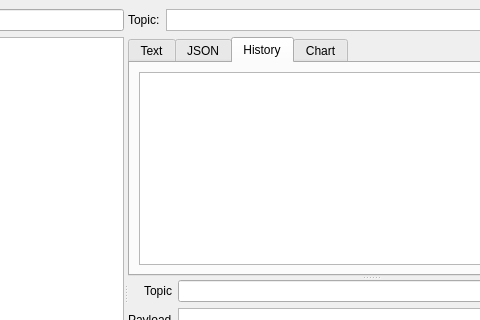
The window that ui/mainwindow.ui (mwdmwd/mqtt-navigator) describes before a commit, drawn with Qt 5; both pictures show x 208 to 688 and y 0 to 320 of the 830 by 585 pixel window.
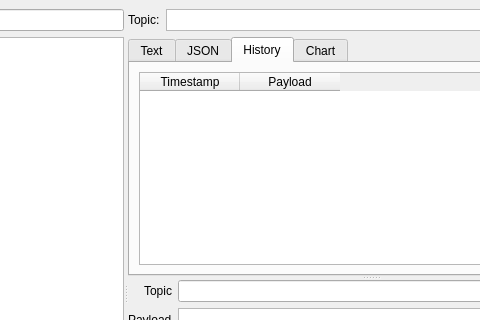
The same window after the commit. The open tabs and pages were chosen to show the change.

Commit message: Label columns in history table

Patch:
```diff
--- a/ui/mainwindow.ui
+++ b/ui/mainwindow.ui
@@ -120,7 +120,21 @@
             </attribute>
             <layout class="QVBoxLayout" name="verticalLayout_4">
              <item>
-              <widget class="QTableWidget" name="table_history"/>
+              <widget class="QTableWidget" name="table_history">
+               <property name="columnCount">
+                <number>2</number>
+               </property>
+               <column>
+                <property name="text">
+                 <string>Timestamp</string>
+                </property>
+               </column>
+               <column>
+                <property name="text">
+                 <string>Payload</string>
+                </property>
+               </column>
+              </widget>
              </item>
             </layout>
            </widget>
```
The commit also changes 1 other file.
